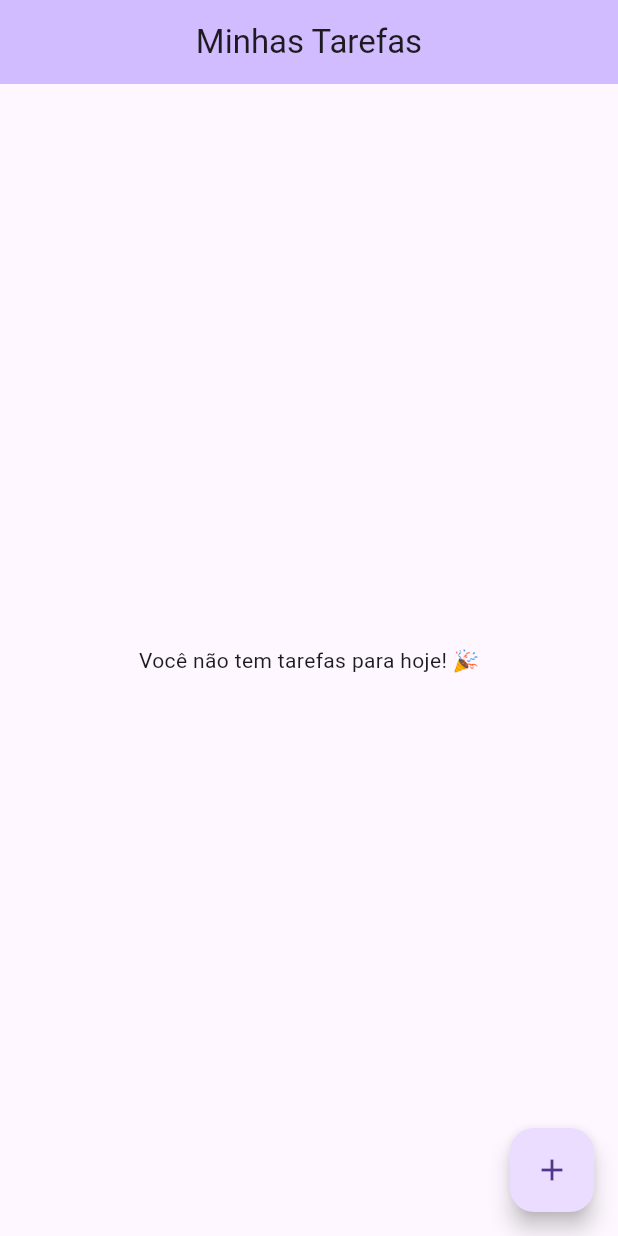
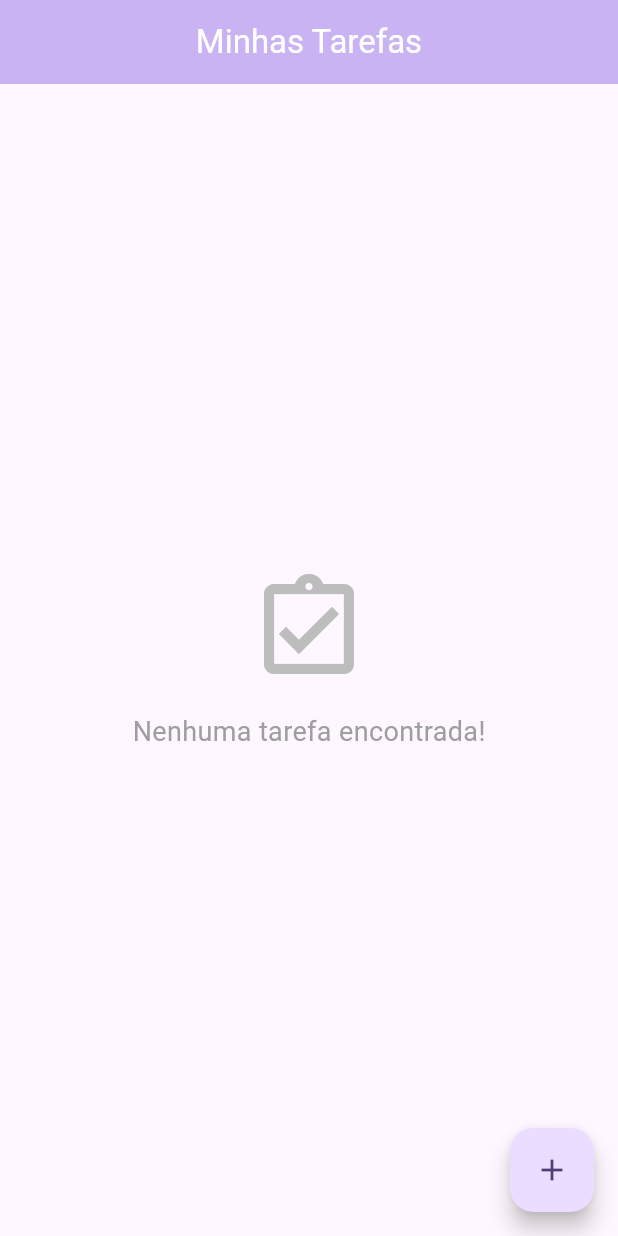
Before and after one commit to fgdamasceno/task-manager-flutter, a Flutter app: the screen it shows after launch, on a phone screen of 412 x 824 dp. Run offline on Flutter 3.47's test engine with Material 3 defaults, Android fonts, the phone set to English and light mode, and no system bars; our stand-ins replace shared_preferences.

Commit message:
feat: improve UI with Material 3, cards and empty state illustration

```diff
--- a/lib/main.dart
+++ b/lib/main.dart
@@ -14,7 +14,18 @@ class TaskApp extends StatelessWidget {
     return MaterialApp(
       debugShowCheckedModeBanner: false,
       title: 'Task Manager',
-      theme: ThemeData(primarySwatch: Colors.teal, useMaterial3: true),
+      theme: ThemeData(
+        useMaterial3: true,
+        colorScheme: ColorScheme.fromSeed(
+          seedColor: Colors.deepPurple,
+          brightness: Brightness.light,
+        ),
+        appBarTheme: AppBarTheme(
+          backgroundColor: Colors.deepPurple,
+          foregroundColor: Colors.white,
+          elevation: 4,
+        ),
+      ),
       home: const HomePage(),
     );
   }
@@ -96,7 +107,23 @@ class _HomePageState extends State<HomePage> {
       ),
       body: _tasks.isEmpty
           ? Center(
-              child: Text('Você não tem tarefas para hoje! 🎉'),
+              child: Column(
+                mainAxisAlignment: MainAxisAlignment.center,
+                children: [
+                  Icon(
+                    Icons.assignment_turned_in_outlined,
+                    size: 80.0,
+                    color: Colors.grey[400],
+                  ),
+                  SizedBox(
+                    height: 16.0,
+                  ),
+                  Text(
+                    'Nenhuma tarefa encontrada!',
+                    style: TextStyle(fontSize: 18.0, color: Colors.grey),
+                  ),
+                ],
+              ),
             )
           : ListView.builder(
               itemCount: _tasks.length,
@@ -118,6 +145,12 @@ class _HomePageState extends State<HomePage> {
                       SnackBar(content: Text('${task.title} removida')),
                     );
                   },
+                  child: Card(
+                    elevation: 2.0,
+                    margin: EdgeInsets.symmetric(
+                      horizontal: 10.0,
+                      vertical: 5.0,
+                    ),
                     child: ListTile(
                       leading: Checkbox(
                         value: task.isDone,
@@ -134,6 +167,7 @@ class _HomePageState extends State<HomePage> {
                           decoration: task.isDone
                               ? TextDecoration.lineThrough
                               : null,
+                        ),
                       ),
                     ),
                   ),
```
Lines whose indentation alone changed are shown as unchanged.
